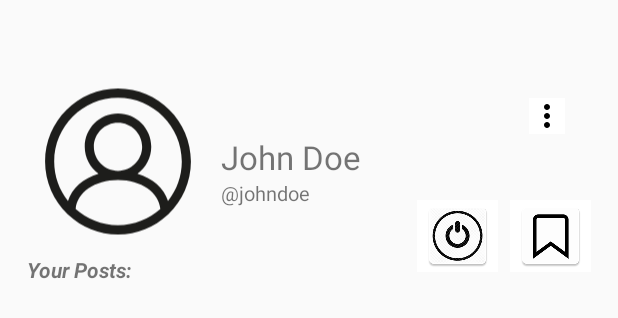
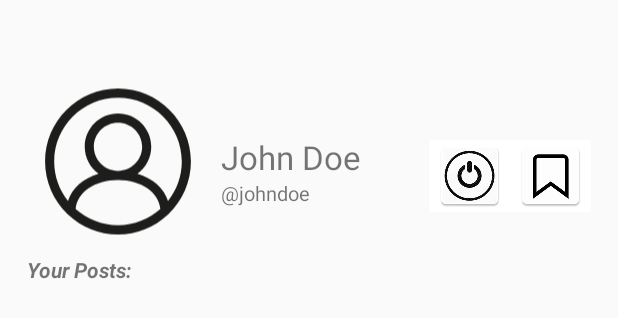
Before and after one commit to notes4notes/notes4notes, an Android app: the layout fragment_profile.xml on its own in the app's theme, with its tools: preview values and no code run, on a phone screen of 412 x 824 dp. Shown: the top 318 px of the screen. Run offline under Robolectric (Android 15) with nearby library versions, the phone set to English and light mode, and no system bars.

Commit message:
-Aesthetic Changes.

```diff
--- a/app/src/main/res/layout/activity_register.xml
+++ b/app/src/main/res/layout/activity_register.xml
@@ -31,8 +31,8 @@
 
     <EditText
         android:id="@+id/etLastName"
-        android:layout_width="320dp"
-        android:layout_height="37dp"
+        android:layout_width="308dp"
+        android:layout_height="52dp"
         android:layout_marginStart="43dp"
         android:layout_marginEnd="29dp"
         android:layout_marginBottom="33dp"
--- a/app/src/main/res/layout/fragment_profile.xml
+++ b/app/src/main/res/layout/fragment_profile.xml
@@ -1,7 +1,6 @@
 <?xml version="1.0" encoding="utf-8"?>
 <androidx.constraintlayout.widget.ConstraintLayout xmlns:android="http://schemas.android.com/apk/res/android"
     xmlns:app="http://schemas.android.com/apk/res-auto"
-    xmlns:tools="http://schemas.android.com/tools"
     android:layout_width="match_parent"
     android:layout_height="wrap_content"
     android:layout_margin="10dp">
@@ -30,7 +29,7 @@
         android:layout_width="54dp"
         android:layout_height="48dp"
         android:layout_marginEnd="8dp"
-        android:layout_marginBottom="8dp"
+        android:layout_marginBottom="48dp"
         android:background="#FFFFFF"
         app:layout_constraintBottom_toTopOf="@+id/rv_profile"
         app:layout_constraintEnd_toEndOf="parent"
@@ -40,8 +39,7 @@
         android:id="@+id/profile_logout"
         android:layout_width="54dp"
         android:layout_height="48dp"
-        android:layout_marginEnd="8dp"
-        android:layout_marginBottom="8dp"
+        android:layout_marginBottom="48dp"
         android:background="#FFFFFF"
         app:layout_constraintBottom_toTopOf="@+id/rv_profile"
         app:layout_constraintEnd_toStartOf="@+id/profile_liked_posts"
@@ -67,21 +65,6 @@
         app:layout_constraintStart_toEndOf="@+id/profile_profile_pic"
         app:layout_constraintTop_toBottomOf="@+id/profile_name" />
 
-    <ImageButton
-        android:id="@+id/profileOverFlowBtn"
-        android:layout_width="wrap_content"
-        android:layout_height="wrap_content"
-        android:layout_marginStart="221dp"
-        android:layout_marginTop="49dp"
-        android:layout_marginEnd="26dp"
-        android:layout_marginBottom="38dp"
-        android:background="@color/White"
-        app:layout_constraintBottom_toTopOf="@+id/profile_logout"
-        app:layout_constraintEnd_toEndOf="parent"
-        app:layout_constraintStart_toEndOf="@+id/profile_profile_pic"
-        app:layout_constraintTop_toTopOf="parent"
-        app:srcCompat="@drawable/ic_overflow" />
-
     <TextView
         android:id="@+id/textView"
         android:layout_width="wrap_content"
```
